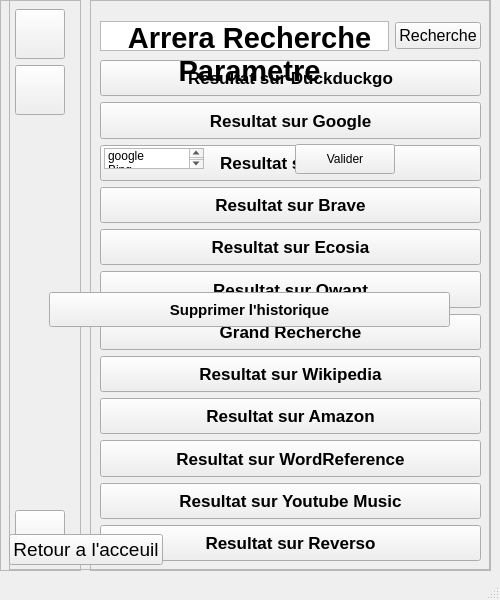
Old version of the form cuirecherche.ui in the repository Arrera-Software/Arrera-Recherche.
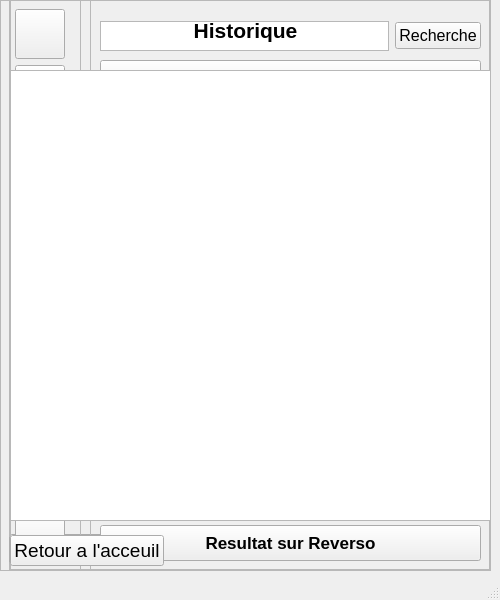
New version of the form. Icons and pictures are not drawn.

Commit message: Ajout de la fontion lecture de l'historique

```diff
--- a/cuirecherche.ui
+++ b/cuirecherche.ui
@@ -721,6 +721,106 @@
      </layout>
     </widget>
    </widget>
+   <widget class="QFrame" name="FHIST">
+    <property name="geometry">
+     <rect>
+      <x>10</x>
+      <y>0</y>
+      <width>481</width>
+      <height>571</height>
+     </rect>
+    </property>
+    <property name="frameShape">
+     <enum>QFrame::StyledPanel</enum>
+    </property>
+    <property name="frameShadow">
+     <enum>QFrame::Raised</enum>
+    </property>
+    <widget class="QWidget" name="horizontalLayoutWidget_5">
+     <property name="geometry">
+      <rect>
+       <x>0</x>
+       <y>530</y>
+       <width>481</width>
+       <height>41</height>
+      </rect>
+     </property>
+     <layout class="QHBoxLayout" name="HBOTTOMHIST">
+      <item>
+       <widget class="QPushButton" name="IDC_RETOURMAINHIST">
+        <property name="font">
+         <font>
+          <pointsize>14</pointsize>
+         </font>
+        </property>
+        <property name="text">
+         <string>Retour a l'acceuil</string>
+        </property>
+       </widget>
+      </item>
+      <item>
+       <spacer name="horizontalSpacer_7">
+        <property name="orientation">
+         <enum>Qt::Horizontal</enum>
+        </property>
+        <property name="sizeHint" stdset="0">
+         <size>
+          <width>40</width>
+          <height>20</height>
+         </size>
+        </property>
+       </spacer>
+      </item>
+     </layout>
+    </widget>
+    <widget class="QWidget" name="horizontalLayoutWidget_6">
+     <property name="geometry">
+      <rect>
+       <x>0</x>
+       <y>10</y>
+       <width>471</width>
+       <height>41</height>
+      </rect>
+     </property>
+     <layout class="QHBoxLayout" name="horizontalLayout_4">
+      <item>
+       <widget class="QLabel" name="IDC_HISTTITRE">
+        <property name="font">
+         <font>
+          <pointsize>16</pointsize>
+          <bold>true</bold>
+         </font>
+        </property>
+        <property name="text">
+         <string>Historique</string>
+        </property>
+        <property name="alignment">
+         <set>Qt::AlignCenter</set>
+        </property>
+       </widget>
+      </item>
+     </layout>
+    </widget>
+    <widget class="QWidget" name="verticalLayoutWidget_3">
+     <property name="geometry">
+      <rect>
+       <x>0</x>
+       <y>70</y>
+       <width>481</width>
+       <height>451</height>
+      </rect>
+     </property>
+     <layout class="QVBoxLayout" name="verticalLayout_3">
+      <item>
+       <widget class="QTextEdit" name="IDC_THIST"/>
+      </item>
+     </layout>
+    </widget>
+   </widget>
+   <zorder>FPARAMETRE</zorder>
+   <zorder>FRECHERCHE</zorder>
+   <zorder>FBTN</zorder>
+   <zorder>FHIST</zorder>
   </widget>
   <widget class="QStatusBar" name="statusbar"/>
  </widget>
```
The commit also changes 5 other files.
